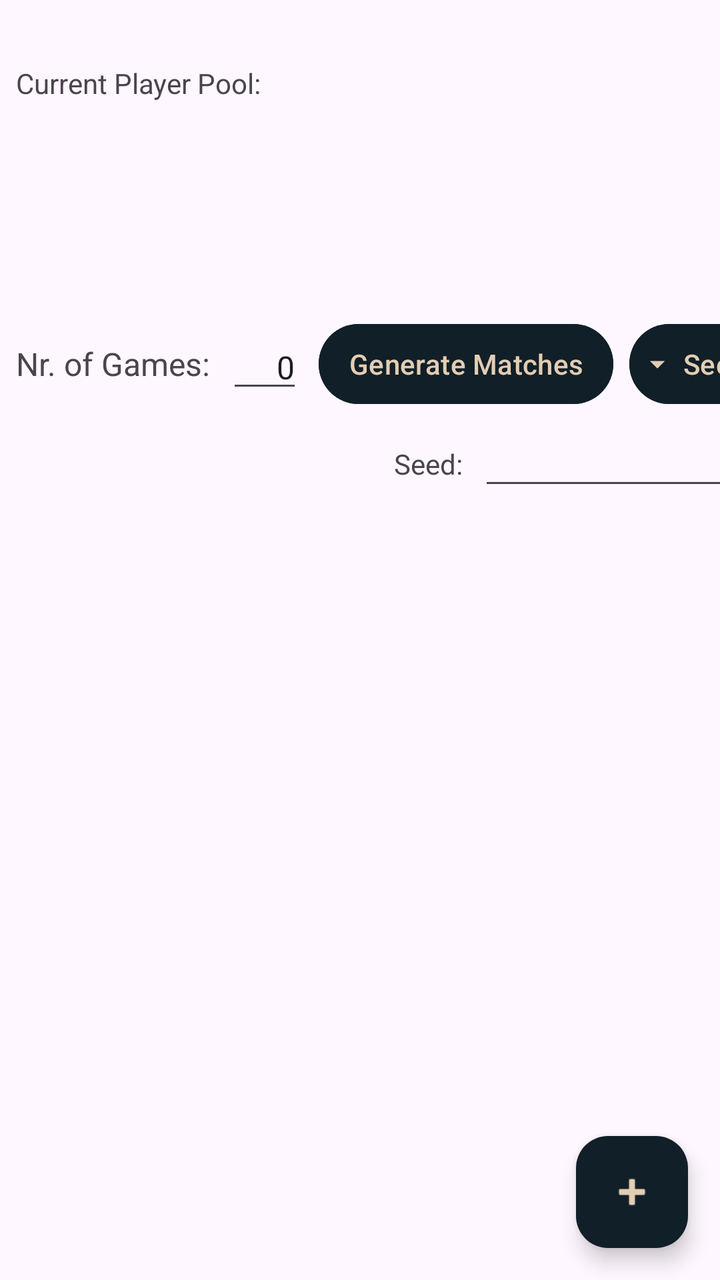
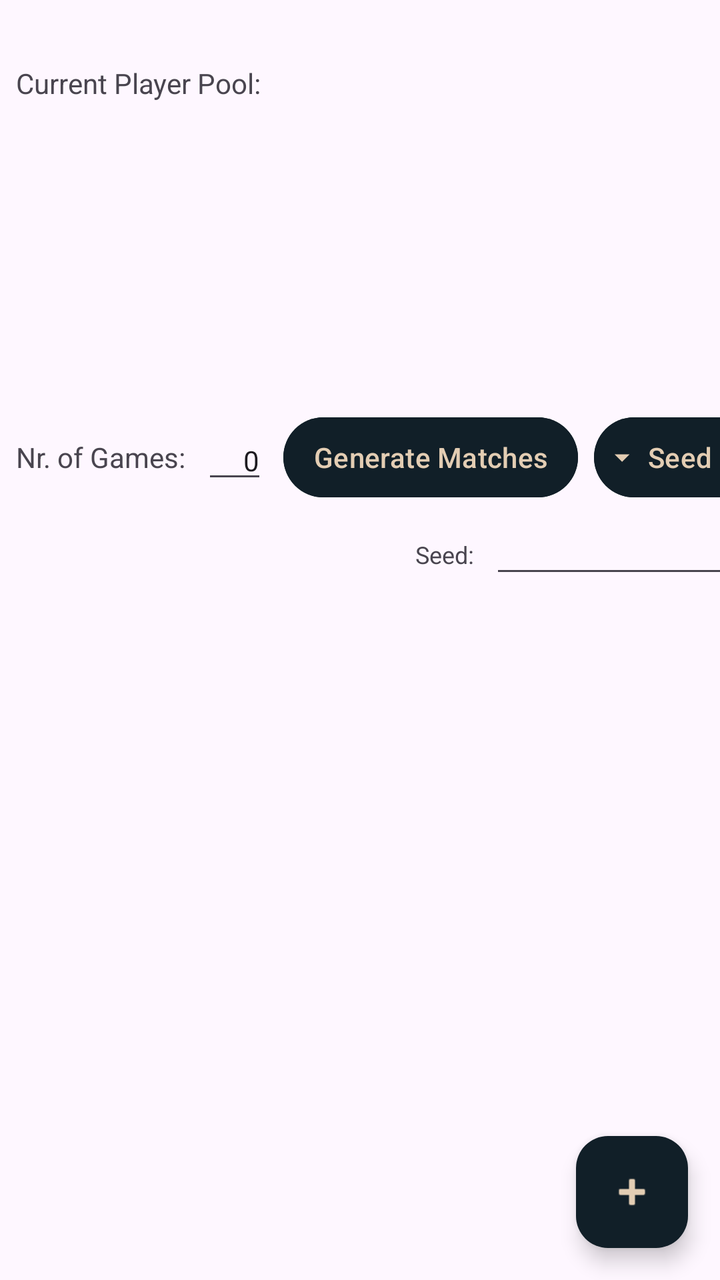

Screens rendered from an Android XML layout before and after an edit, with the pre-edit source and the edit as a unified diff.
<!-- AndroidManifest.xml: application theme Theme.Matchmaking2v2 -->
<!-- res/layout/activity_main.xml -->
<?xml version="1.0" encoding="utf-8"?>
<androidx.constraintlayout.widget.ConstraintLayout xmlns:android="http://schemas.android.com/apk/res/android"
    xmlns:app="http://schemas.android.com/apk/res-auto"
    xmlns:tools="http://schemas.android.com/tools"
    android:id="@+id/main"
    android:layout_width="match_parent"
    android:layout_height="match_parent"
    tools:context=".MainActivity">

    <TextView
        android:id="@+id/tv_nrgames"
        android:layout_width="wrap_content"
        android:layout_height="wrap_content"
        android:layout_marginStart="8dp"
        android:layout_marginTop="16dp"
        android:text="Nr. of Games:"
        android:textSize="16sp"
        app:layout_constraintStart_toStartOf="parent"
        app:layout_constraintTop_toBottomOf="@+id/rvplayers" />

    <EditText
        android:id="@+id/et_nrgames"
        android:layout_width="wrap_content"
        android:layout_height="wrap_content"
        android:layout_marginStart="8dp"
        android:ems="2"
        android:inputType="numberDecimal"
        android:text="0"
        android:textAlignment="viewEnd"
        android:textSize="16sp"
        app:layout_constraintBottom_toBottomOf="@+id/tv_nrgames"
        app:layout_constraintStart_toEndOf="@+id/tv_nrgames"
        app:layout_constraintTop_toTopOf="@+id/tv_nrgames" />

    <androidx.recyclerview.widget.RecyclerView
        android:id="@+id/rvplayers"
        android:layout_width="0dp"
        android:layout_height="0dp"
        android:layout_marginTop="8dp"
        app:layout_constraintEnd_toEndOf="parent"
        app:layout_constraintHeight_default="percent"
        app:layout_constraintHeight_percent="0.15"
        app:layout_constraintStart_toStartOf="parent"
        app:layout_constraintTop_toBottomOf="@+id/textView3" />

    <androidx.recyclerview.widget.RecyclerView
        android:id="@+id/rvRounds"
        android:layout_width="0dp"
        android:layout_height="0dp"
        android:layout_marginTop="8dp"
        app:layout_constraintBottom_toBottomOf="parent"
        app:layout_constraintEnd_toEndOf="parent"
        app:layout_constraintHorizontal_bias="0.0"
        app:layout_constraintStart_toStartOf="parent"
        app:layout_constraintTop_toBottomOf="@+id/et_seed"
        app:layout_constraintVertical_bias="1.0" />

    <Button
        android:id="@+id/b_generate"
        android:layout_width="wrap_content"
        android:layout_height="wrap_content"
        android:layout_marginStart="8dp"
        android:backgroundTint="@color/blueBlack"
        android:elevation="8dp"
        android:paddingLeft="15dp"
        android:paddingRight="15dp"
        android:text="Generate Matches"
        android:textColor="@color/tanAccent"
        app:layout_constraintBottom_toBottomOf="@+id/et_nrgames"
        app:layout_constraintStart_toEndOf="@+id/et_nrgames"
        app:layout_constraintTop_toTopOf="@+id/et_nrgames" />

    <com.google.android.material.floatingactionbutton.FloatingActionButton
        android:id="@+id/fabAddPlayers"
        android:layout_width="wrap_content"
        android:layout_height="wrap_content"
        android:layout_marginEnd="16dp"
        android:layout_marginBottom="16dp"
        android:clickable="true"
        android:src="@android:drawable/ic_input_add"
        app:backgroundTint="@color/blueBlack"
        app:tint="@color/tanAccent"
        app:layout_constraintBottom_toBottomOf="parent"
        app:layout_constraintEnd_toEndOf="parent" />

    <TextView
        android:id="@+id/textView3"
        android:layout_width="wrap_content"
        android:layout_height="wrap_content"
        android:layout_marginStart="8dp"
        android:layout_marginTop="32dp"
        android:text="Current Player Pool:"
        app:layout_constraintStart_toStartOf="parent"
        app:layout_constraintTop_toTopOf="parent" />

    <TextView
        android:id="@+id/tv_seed"
        android:layout_width="wrap_content"
        android:layout_height="wrap_content"
        android:layout_marginEnd="8dp"
        android:text="Seed:"
        app:layout_constraintBottom_toBottomOf="@+id/et_seed"
        app:layout_constraintEnd_toStartOf="@+id/et_seed"
        app:layout_constraintTop_toTopOf="@+id/et_seed" />

    <EditText
        android:id="@+id/et_seed"
        android:layout_width="wrap_content"
        android:layout_height="wrap_content"
        android:layout_marginTop="8dp"
        android:ems="10"
        android:inputType="number"
        android:textAlignment="viewEnd"
        android:textSize="14sp"
        app:layout_constraintEnd_toEndOf="@+id/bu_seed"
        app:layout_constraintTop_toBottomOf="@+id/bu_seed" />

    <Button
        android:id="@+id/bu_seed"
        android:layout_width="wrap_content"
        android:layout_height="wrap_content"
        android:layout_marginStart="8dp"
        android:backgroundTint="@color/blueBlack"
        android:paddingLeft="5dp"
        android:paddingRight="5dp"
        android:text="Seed"
        android:textAlignment="viewStart"
        android:textColor="@color/tanAccent"
        app:icon="@drawable/outline_arrow_drop_down"
        app:iconPadding="4dp"
        app:iconTint="@color/tanAccent"
        app:layout_constraintBottom_toBottomOf="@+id/b_generate"
        app:layout_constraintStart_toEndOf="@+id/b_generate"
        app:layout_constraintTop_toTopOf="@+id/b_generate" />

</androidx.constraintlayout.widget.ConstraintLayout>
<!-- resources referenced by this layout -->
<resources>
  <color name="blueBlack">#111f28</color>
  <color name="tanAccent">#e3cdb3</color>
  <!-- drawable outline_arrow_drop_down (drawable) -->
  <vector xmlns:android="http://schemas.android.com/apk/res/android" android:height="24dp" android:tint="#111F28" android:viewportHeight="960" android:viewportWidth="960" android:width="24dp">
        
      <path android:fillColor="@android:color/white" android:pathData="M480,600L280,400L680,400L480,600Z"/>
      
  </vector>
  <style name="Theme.Matchmaking2v2" parent="Base.Theme.Matchmaking2v2" />
  <style name="Base.Theme.Matchmaking2v2" parent="Theme.Material3.DayNight"> 
          
          <item name="colorPrimary">@color/my_light_primary</item>
      </style>
  <color name="my_light_primary">#FF000000</color>
</resources>

<!-- the commit's change to res/layout/activity_main.xml (unified diff, before → after) -->
@@ -14,7 +14,6 @@
         android:layout_marginStart="8dp"
         android:layout_marginTop="16dp"
         android:text="Nr. of Games:"
-        android:textSize="16sp"
         app:layout_constraintStart_toStartOf="parent"
         app:layout_constraintTop_toBottomOf="@+id/rvplayers" />
 
@@ -27,7 +26,7 @@
         android:inputType="numberDecimal"
         android:text="0"
         android:textAlignment="viewEnd"
-        android:textSize="16sp"
+        android:textSize="14sp"
         app:layout_constraintBottom_toBottomOf="@+id/tv_nrgames"
         app:layout_constraintStart_toEndOf="@+id/tv_nrgames"
         app:layout_constraintTop_toTopOf="@+id/tv_nrgames" />
@@ -36,10 +35,12 @@
         android:id="@+id/rvplayers"
         android:layout_width="0dp"
         android:layout_height="0dp"
+        android:layout_marginStart="4dp"
         android:layout_marginTop="8dp"
+        android:layout_marginEnd="4dp"
         app:layout_constraintEnd_toEndOf="parent"
         app:layout_constraintHeight_default="percent"
-        app:layout_constraintHeight_percent="0.15"
+        app:layout_constraintHeight_percent="0.225"
         app:layout_constraintStart_toStartOf="parent"
         app:layout_constraintTop_toBottomOf="@+id/textView3" />
 
@@ -47,7 +48,9 @@
         android:id="@+id/rvRounds"
         android:layout_width="0dp"
         android:layout_height="0dp"
+        android:layout_marginStart="4dp"
         android:layout_marginTop="8dp"
+        android:layout_marginEnd="4dp"
         app:layout_constraintBottom_toBottomOf="parent"
         app:layout_constraintEnd_toEndOf="parent"
         app:layout_constraintHorizontal_bias="0.0"
@@ -63,7 +66,9 @@
         android:backgroundTint="@color/blueBlack"
         android:elevation="8dp"
         android:paddingLeft="15dp"
+        android:paddingTop="0dp"
         android:paddingRight="15dp"
+        android:paddingBottom="0dp"
         android:text="Generate Matches"
         android:textColor="@color/tanAccent"
         app:layout_constraintBottom_toBottomOf="@+id/et_nrgames"
@@ -99,6 +104,7 @@
         android:layout_height="wrap_content"
         android:layout_marginEnd="8dp"
         android:text="Seed:"
+        android:textSize="12sp"
         app:layout_constraintBottom_toBottomOf="@+id/et_seed"
         app:layout_constraintEnd_toStartOf="@+id/et_seed"
         app:layout_constraintTop_toTopOf="@+id/et_seed" />
@@ -111,7 +117,7 @@
         android:ems="10"
         android:inputType="number"
         android:textAlignment="viewEnd"
-        android:textSize="14sp"
+        android:textSize="12sp"
         app:layout_constraintEnd_toEndOf="@+id/bu_seed"
         app:layout_constraintTop_toBottomOf="@+id/bu_seed" />
 
@@ -122,7 +128,9 @@
         android:layout_marginStart="8dp"
         android:backgroundTint="@color/blueBlack"
         android:paddingLeft="5dp"
+        android:paddingTop="0dp"
         android:paddingRight="5dp"
+        android:paddingBottom="0dp"
         android:text="Seed"
         android:textAlignment="viewStart"
         android:textColor="@color/tanAccent"
